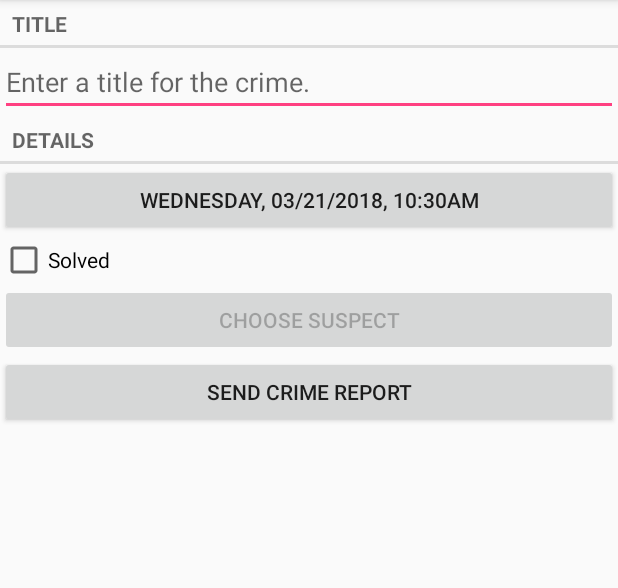
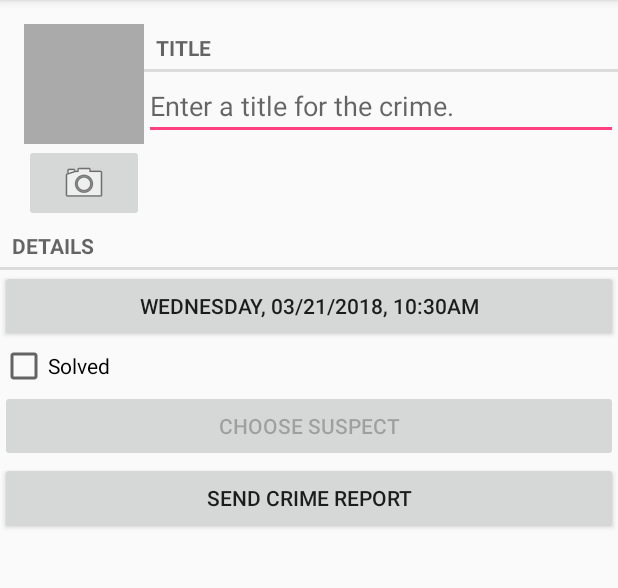
Before and after one commit to danksalot/CriminalIntent, an Android app: the CrimeFragment screen opened directly, with no data from a screen before it, on a phone screen of 412 x 824 dp, the part 84-672 px from its top. Run offline under Robolectric (Android 15) with nearby library versions, the phone set to English and light mode, and no system bars.

Commit message:
Add ImageView and ImageButton to Crime Fragment

```diff
--- a/app/src/main/java/com/jacobdanks/android/criminalintent/CrimeFragment.java
+++ b/app/src/main/java/com/jacobdanks/android/criminalintent/CrimeFragment.java
@@ -22,6 +22,8 @@ import android.widget.Button;
 import android.widget.CheckBox;
 import android.widget.CompoundButton;
 import android.widget.EditText;
+import android.widget.ImageButton;
+import android.widget.ImageView;
 
 import java.text.SimpleDateFormat;
 import java.util.Date;
@@ -38,6 +40,8 @@ public class CrimeFragment extends Fragment {
     private static final int REQUEST_CONTACT = 1;
 
     private Crime mCrime;
+    private ImageView mPhotoView;
+    private ImageButton mPhotoButton;
     private EditText mTitleField;
     private Button mDateButton;
     private CheckBox mSolvedCheckBox;
@@ -167,6 +171,9 @@ public class CrimeFragment extends Fragment {
             mSuspectButton.setEnabled(false);
         }
 
+        mPhotoView = v.findViewById(R.id.crime_photo);
+        mPhotoButton = v.findViewById(R.id.crime_camera);
+
         return v;
     }
 
--- a/app/src/main/res/layout/fragment_crime.xml
+++ b/app/src/main/res/layout/fragment_crime.xml
@@ -5,6 +5,40 @@
     android:layout_height="match_parent"
     android:layout_margin="16dp"
     android:orientation="vertical">
+
+    <LinearLayout
+        android:orientation="horizontal"
+        android:layout_width="match_parent"
+        android:layout_height="wrap_content"
+        android:layout_marginLeft="16dp"
+        android:layout_marginTop="16dp">
+
+        <LinearLayout
+            android:orientation="vertical"
+            android:layout_width="wrap_content"
+            android:layout_height="wrap_content">
+
+            <ImageView
+                android:id="@+id/crime_photo"
+                android:layout_width="80dp"
+                android:layout_height="80dp"
+                android:scaleType="centerInside"
+                android:cropToPadding="true"
+                android:background="@android:color/darker_gray" />
+
+            <ImageButton
+                android:id="@+id/crime_camera"
+                android:layout_width="match_parent"
+                android:layout_height="wrap_content"
+                android:src="@android:drawable/ic_menu_camera"/>
+
+        </LinearLayout>
+
+        <LinearLayout
+            android:orientation="vertical"
+            android:layout_width="0dp"
+            android:layout_height="wrap_content"
+            android:layout_weight="1">
 
             <TextView
                 style="?android:listSeparatorTextViewStyle"
@@ -17,6 +51,10 @@
                 android:layout_width="match_parent"
                 android:layout_height="wrap_content"
                 android:hint="@string/crime_title_hint"/>
+
+        </LinearLayout>
+
+    </LinearLayout>
 
     <TextView
         style="?android:listSeparatorTextViewStyle"
```
Lines whose indentation alone changed are shown as unchanged.
